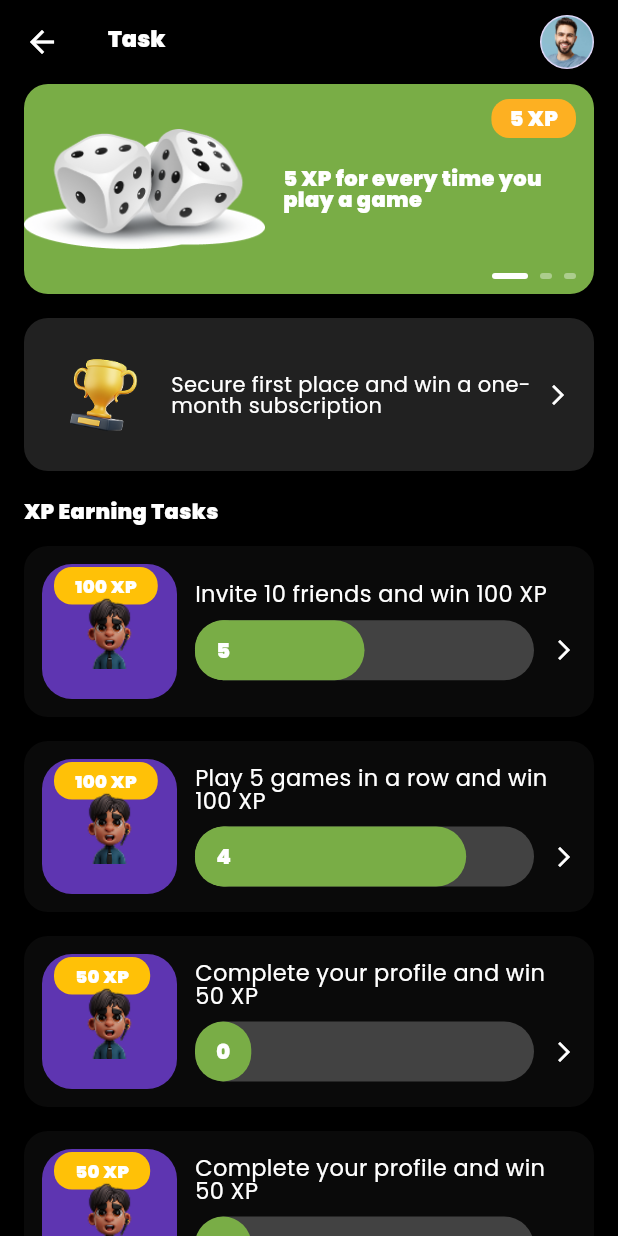
After one commit to Appo-Matrix/Bogo_Latest, a Flutter app: the TaskScreen screen opened by its route, on a phone screen of 412 x 824 dp. The commit adds this screen. Run offline on Flutter 3.47's test engine with Material 3 defaults, Android fonts, the light colour scheme and no system bars; drawn by our look-alikes of smooth_page_indicator; our stand-ins replace barcode_widget, camera, carousel_slider, fl_chart, flutter_svg, go_router and 3 more; missing offline and left inert: country_state_city_picker, dotted_line_flutter.

Commit message:
task screen and reward screen
# Conflicts:
#	lib/core/utils/constants/app_assets.dart

# Conflicts:
#	lib/core/routes/app_routes.dart
#	lib/core/utils/constants/app_assets.dart

```diff
--- a/lib/core/routes/app_routes.dart
+++ b/lib/core/routes/app_routes.dart
@@ -7,6 +7,8 @@ import 'package:bogo_latest/features/dashboard/home/home_screen.dart';
 import 'package:bogo_latest/features/dashboard/home/language/language_screen.dart';
 import 'package:bogo_latest/features/dashboard/item_detail/item_detail_screen.dart';
 import 'package:bogo_latest/features/dashboard/screen/dashboard_screen.dart';
+import 'package:bogo_latest/features/dashboard/task_xp/share_reward_screen.dart';
+import 'package:bogo_latest/features/dashboard/task_xp/task_xp_screen.dart';
 import 'package:bogo_latest/features/ludo_game/profile/friends_info_screen.dart';
 import 'package:bogo_latest/features/ludo_game/profile/game_profile_screen.dart';
 import 'package:bogo_latest/features/onboarding/onboarding_screen.dart';
@@ -182,6 +184,16 @@ class AppRouter {
         pageBuilder: (context, state) =>
             NavigationHelper.slideFromRight(const FilterScreen(), state),
       ),
+      GoRoute(
+        path: '/taskXpScreen',
+        pageBuilder: (context, state) =>
+            NavigationHelper.slideFromRight(const TaskScreen(), state),
+      ),
+      GoRoute(
+        path: '/shareRewardScreen',
+        pageBuilder: (context, state) =>
+            NavigationHelper.slideFromRight(const ShareRewardScreen(), state),
+      ),
     ],
   );
 }
--- a/lib/core/utils/constants/app_assets.dart
+++ b/lib/core/utils/constants/app_assets.dart
@@ -41,6 +41,8 @@ class BImages {
   static const String card = "assets/icons/Card.png";
   static const String edit = "assets/icons/edit.svg";
 
+  static const String message= "assets/icons/Message.png";
+  static const String card= "assets/icons/Card.png";
   static const String authProfileImage = "assets/icons/profile_image.png";
   static const String authBackground = "assets/images/auth.jpg";
   static const String completeScreen = "assets/images/complate-screen.png";
@@ -67,6 +69,7 @@ class BImages {
   // Icons
 
 // Icons
+// Icons
   static const String search = "assets/icons/search.svg";
   static const String clock = "assets/icons/clock.svg";
   static const String read = "assets/icons/read.svg";
@@ -83,6 +86,10 @@ class BImages {
   static const String food = "assets/icons/food.svg";
   static const String back = "assets/icons/back.svg";
   static const String notifications = "assets/icons/notifications.svg";
+  static const String bogoAiGif = "assets/images/ai-bogo.gif";
+  static const String taskImage = "assets/images/task_image.png";
+  static const String rewardImage = "assets/images/reward_image.png";
+  static const String advertistmentImage = "assets/images/advertistment_image.png";
 // Store images
 
 
--- a/lib/core/utils/constants/app_colors.dart
+++ b/lib/core/utils/constants/app_colors.dart
@@ -10,6 +10,7 @@ class BAppColors {
   static const Color googleContainerColor = Color(0xFF5F7EC9);
   static const Color facebookContainarColor = Color(0xFF3F51B2);
   static const Color white = Color(0xFFFFFFFF);
+  static const Color purple1 = Color(0xFF5E35B1);
 
   //light purple
   static const Color lightPurple400 = Color(0xFF673AB3);
--- /dev/null
+++ b/lib/features/dashboard/task_xp/share_reward_screen.dart
@@ -0,0 +1,106 @@
+import 'package:bogo_latest/core/utils/common/common_widgets/primary_button.dart';
+import 'package:bogo_latest/core/utils/constants/app_assets.dart';
+import 'package:bogo_latest/core/utils/constants/app_colors.dart';
+import 'package:bogo_latest/core/utils/constants/app_sizes.dart';
+import 'package:bogo_latest/core/utils/constants/app_styles.dart';
+import 'package:flutter/material.dart';
+
+class ShareRewardScreen extends StatelessWidget {
+  const ShareRewardScreen({super.key});
+
+  @override
+  Widget build(BuildContext context) {
+    final screenHeight = MediaQuery.of(context).size.height;
+
+    return Scaffold(
+      backgroundColor: Colors.black,
+      body: SafeArea(
+        child: SingleChildScrollView(
+          padding: const EdgeInsets.symmetric(horizontal: BSizes.md),
+          child: ConstrainedBox(
+            constraints: BoxConstraints(minHeight: screenHeight),
+            child: IntrinsicHeight(
+              child: Column(
+                crossAxisAlignment: CrossAxisAlignment.center,
+                children: [
+                  /// Top Bar (Back + XP Badge)
+                  Row(
+                    mainAxisAlignment: MainAxisAlignment.spaceBetween,
+                    children: [
+                      /// Back Button
+                      IconButton(
+                        icon: const Icon(Icons.arrow_back, color: BAppColors.white),
+                        onPressed: () => Navigator.pop(context),
+                      ),
+
+                      /// XP Badge
+                      Container(
+                        padding: const EdgeInsets.symmetric(
+                          horizontal: 12,
+                          vertical: 6,
+                        ),
+                        decoration: BoxDecoration(
+                          color: BAppColors.warning400,
+                          borderRadius: BorderRadius.circular(20),
+                        ),
+                        child: Row(
+                          children: [
+                            const Icon(Icons.stars,
+                                color: Colors.white, size: 18),
+                            const SizedBox(width: 6),
+                            Text(
+                              "50 XP",
+                              style: BAppStyles.poppins(
+                                color: BAppColors.white,
+                                fontSize: 14,
+                                weight: FontWeight.w600,
+                              ),
+                            ),
+                          ],
+                        ),
+                      ),
+                    ],
+                  ),
+
+                  const SizedBox(height: 24),
+
+                  /// Banner Image
+                  Container(
+                    margin: const EdgeInsets.symmetric(vertical: 30),
+                    decoration: BoxDecoration(
+                      borderRadius: BorderRadius.circular(16),
+                      color: BAppColors.backGroundColor,
+                    ),
+                    clipBehavior: Clip.hardEdge,
+                    child: Image.asset(
+                      BImages.advertistmentImage,
+                      fit: BoxFit.cover,
+                    ),
+                  ),
+
+                  SizedBox(
+                    height: BSizes.spaceBtwSections,
+                  ),
+
+                  /// Continue Button
+                  PrimaryButton(
+                    height: 92,
+                    width: 336,
+                    borderRadius: 46,
+                    backgroundColor: BAppColors.buttonGreen,
+                    text: 'Continue',
+                    onPressed: () {
+                      // TODO: navigation / share
+                    },
+                  ),
+
+                  const SizedBox(height: 24),
+                ],
+              ),
+            ),
+          ),
+        ),
+      ),
+    );
+  }
+}
--- /dev/null
+++ b/lib/features/dashboard/task_xp/task_xp_screen.dart
@@ -0,0 +1,103 @@
+import 'package:bogo_latest/core/utils/constants/app_colors.dart';
+import 'package:bogo_latest/core/utils/constants/app_sizes.dart';
+import 'package:bogo_latest/core/utils/constants/app_styles.dart';
+import 'package:bogo_latest/features/dashboard/task_xp/widgets/task_app_bar.dart';
+import 'package:bogo_latest/features/dashboard/task_xp/widgets/reward_card.dart';
+import 'package:bogo_latest/features/dashboard/task_xp/widgets/task_reward_card.dart';
+import 'package:bogo_latest/features/dashboard/task_xp/widgets/task_xp_benner.dart';
+import 'package:flutter/material.dart';
+
+class TaskScreen extends StatefulWidget {
+  const TaskScreen({super.key});
+
+  @override
+  State<TaskScreen> createState() => _TaskScreenState();
+}
+
+class _TaskScreenState extends State<TaskScreen> {
+  final PageController _pageController = PageController();
+
+  @override
+  Widget build(BuildContext context) {
+    return Scaffold(
+      backgroundColor: Colors.black,
+      appBar: const TaskAppBar(),
+      body: SingleChildScrollView(
+        padding: const EdgeInsets.symmetric(horizontal: BSizes.md),
+        child: Column(
+          crossAxisAlignment: CrossAxisAlignment.start,
+          children: [
+            XPBanner(pageController: _pageController),
+            const SizedBox(height: 16),
+            const RewardCard(),
+            const SizedBox(height: 20),
+            Text(
+              "XP Earning Tasks",
+              style: BAppStyles.poppins(
+                color: BAppColors.white,
+                fontSize: 14,
+                weight: FontWeight.w600,
+              ),
+            ),
+            const SizedBox(height: 8),
+
+            /// Example Task List
+            Column(
+              children: const [
+                TaskRewardCard(
+                  xp: 100,
+                  title: "Invite 10 friends and win 100 XP",
+                  progress: 5,
+                  total: 10,
+                  image: "assets/images/friends.png",
+                ),
+                TaskRewardCard(
+                  xp: 100,
+                  title: "Play 5 games in a row and win 100 XP",
+                  progress: 4,
+                  total: 5,
+                  image: "assets/images/friends.png",
+                ),
+                TaskRewardCard(
+                  xp: 50,
+                  title: "Complete your profile and win 50 XP",
+                  progress: 0,
+                  total: 1,
+                  image: "assets/images/friends.png",
+                ),
+                TaskRewardCard(
+                  xp: 50,
+                  title: "Complete your profile and win 50 XP",
+                  progress: 0,
+                  total: 1,
+                  image: "assets/images/friends.png",
+                ),
+                TaskRewardCard(
+                  xp: 50,
+                  title: "Complete your profile and win 50 XP",
+                  progress: 0,
+                  total: 1,
+                  image: "assets/images/friends.png",
+                ),
+                TaskRewardCard(
+                  xp: 50,
+                  title: "Complete your profile and win 50 XP",
+                  progress: 0,
+                  total: 1,
+                  image: "assets/images/friends.png",
+                ),
+                TaskRewardCard(
+                  xp: 50,
+                  title: "Complete your profile and win 50 XP",
+                  progress: 0,
+                  total: 1,
+                  image: "assets/images/friends.png",
+                ),
+              ],
+            )
+          ],
+        ),
+      ),
+    );
+  }
+}
--- /dev/null
+++ b/lib/features/dashboard/task_xp/widgets/reward_card.dart
@@ -0,0 +1,38 @@
+import 'package:bogo_latest/core/utils/constants/app_assets.dart';
+import 'package:bogo_latest/core/utils/constants/app_colors.dart';
+import 'package:bogo_latest/core/utils/constants/app_styles.dart';
+import 'package:flutter/material.dart';
+
+class RewardCard extends StatelessWidget {
+  const RewardCard({super.key});
+
+  @override
+  Widget build(BuildContext context) {
+    return Container(
+      padding: const EdgeInsets.all(16),
+      decoration: BoxDecoration(
+        color: Colors.grey.shade900,
+        borderRadius: BorderRadius.circular(16),
+      ),
+      child: Row(
+        children: [
+          Image.asset(BImages.rewardImage, height: 70),
+          const SizedBox(width: 12),
+          Expanded(
+            child: Text(
+              "Secure first place and win a one-month subscription",
+              style: BAppStyles.poppins(
+                color: BAppColors.white,
+                fontSize: 14,
+                weight: FontWeight.w400,
+              ),
+            ),
+          ),
+          const SizedBox(width: 6),
+          const Icon(Icons.arrow_forward_ios,
+              color: Colors.white, size: 16),
+        ],
+      ),
+    );
+  }
+}
--- /dev/null
+++ b/lib/features/dashboard/task_xp/widgets/task_app_bar.dart
@@ -0,0 +1,41 @@
+import 'package:bogo_latest/core/utils/constants/app_assets.dart';
+import 'package:bogo_latest/core/utils/constants/app_colors.dart';
+import 'package:bogo_latest/core/utils/constants/app_styles.dart';
+import 'package:flutter/material.dart';
+
+class TaskAppBar extends StatelessWidget implements PreferredSizeWidget {
+  const TaskAppBar({super.key});
+
+  @override
+  Widget build(BuildContext context) {
+    return AppBar(
+      backgroundColor: Colors.black,
+      elevation: 0,
+      centerTitle: false,
+      leading: IconButton(
+        icon: const Icon(Icons.arrow_back, color: Colors.white),
+        onPressed: () => Navigator.pop(context),
+      ),
+      title: Text(
+        "Task",
+        style: BAppStyles.poppins(
+          color: BAppColors.white,
+          fontSize: 15,
+          weight: FontWeight.w600,
+        ),
+      ),
+      actions: [
+        Padding(
+          padding: const EdgeInsets.only(right: 16),
+          child: CircleAvatar(
+            radius: 18,
+            backgroundImage: AssetImage(BImages.profile),
+          ),
+        ),
+      ],
+    );
+  }
+
+  @override
+  Size get preferredSize => const Size.fromHeight(kToolbarHeight);
+}
--- /dev/null
+++ b/lib/features/dashboard/task_xp/widgets/task_reward_card.dart
@@ -0,0 +1,172 @@
+
+
+
+import 'package:bogo_latest/core/utils/constants/app_assets.dart';
+import 'package:bogo_latest/core/utils/constants/app_colors.dart';
+import 'package:bogo_latest/core/utils/constants/app_styles.dart';
+import 'package:flutter/material.dart';
+
+class TaskRewardCard extends StatelessWidget {
+  final int xp;
+  final String title;
+  final int progress;
+  final int total;
+  final String image;
+
+  const TaskRewardCard({
+    super.key,
+    required this.xp,
+    required this.title,
+    required this.progress,
+    required this.total,
+    required this.image,
+  });
+
+  @override
+  Widget build(BuildContext context) {
+    double progressValue = progress / total;
+
+    return Container(
+      margin: const EdgeInsets.symmetric(vertical: 8),
+      padding: const EdgeInsets.all(12),
+      decoration: BoxDecoration(
+        color: BAppColors.black1000,
+        borderRadius: BorderRadius.circular(16),
+      ),
+      child: Row(
+        children: [
+          /// Left side (XP Badge + Image)
+          Container(
+            width: 90,
+            height: 90,
+            decoration: BoxDecoration(
+              color: BAppColors.purple1,
+              borderRadius: BorderRadius.circular(20),
+            ),
+            child: Stack(
+              children: [
+                /// XP Badge
+                Positioned(
+                  top: 2,
+                  left: 8,
+                  child: Container(
+                    padding:
+                    const EdgeInsets.symmetric(horizontal: 14, vertical: 4),
+                    decoration: BoxDecoration(
+                      color: Colors.amber,
+                      borderRadius: BorderRadius.circular(12),
+                    ),
+                    child: Text(
+                      "$xp XP",
+                      style: const TextStyle(
+                        color: Colors.white,
+                        fontSize: 12,
+                        fontWeight: FontWeight.bold,
+                      ),
+                    ),
+                  ),
+                ),
+
+                /// Image
+                Center(
+                  child: Image.asset(
+                    BImages.user3d,
+                    height: 50,
+                  ),
+                ),
+              ],
+            ),
+          ),
+
+          const SizedBox(width: 12),
+
+          /// Right side (Title + Progress)
+          Expanded(
+            child: Stack(
+              children: [
+                /// Title + Progress bar (aligned to left/top)
+                Column(
+                  crossAxisAlignment: CrossAxisAlignment.start,
+                  children: [
+                    Text(
+                      title,
+                      style: BAppStyles.poppins(
+                        color: BAppColors.white,
+                        fontSize: 15,
+                        weight: FontWeight.w400,
+                      ),
+                    ),
+                    const SizedBox(height: 10),
+                    Row(
+                      children: [
+                        /// Progress bar with number
+                        Expanded(
+                          child: Stack(
+                            children: [
+                              Container(
+                                height: 40,
+                                decoration: BoxDecoration(
+                                  color: Colors.grey[800],
+                                  borderRadius: BorderRadius.circular(20),
+                                ),
+                              ),
+                              LayoutBuilder(
+                                builder: (context, constraints) {
+                                  double width =
+                                      constraints.maxWidth * progressValue;
+                                  return AnimatedContainer(
+                                    duration: const Duration(milliseconds: 300),
+                                    width: width,
+                                    height: 40,
+                                    decoration: BoxDecoration(
+                                      color: BAppColors.backGroundColor,
+                                      borderRadius: BorderRadius.circular(20),
+                                    ),
+                                  );
+                                },
+                              ),
+                              Positioned(
+                                left: 0,
+                                child: Container(
+                                  height: 40,
+                                  padding: const EdgeInsets.symmetric(
+                                      horizontal: 14),
+                                  alignment: Alignment.center,
+                                  decoration: BoxDecoration(
+                                    color: BAppColors.backGroundColor,
+                                    borderRadius: BorderRadius.circular(20),
+                                  ),
+                                  child: Text(
+                                    "$progress",
+                                    style: const TextStyle(
+                                      color: Colors.white,
+                                      fontWeight: FontWeight.bold,
+                                    ),
+                                  ),
+                                ),
+                              ),
+                            ],
+                          ),
+                        ),
+
+                        const SizedBox(width: 12),
+                        // 👈 space between bar & arrow
+
+                        /// Arrow
+                        const Icon(
+                          Icons.arrow_forward_ios,
+                          color: Colors.white,
+                          size: 16,
+                        ),
+                      ],
+                    ),
+                  ],
+                )
+              ],
+            ),
+          ),
+        ],
+      ),
+    );
+  }
+}
--- /dev/null
+++ b/lib/features/dashboard/task_xp/widgets/task_xp_benner.dart
@@ -0,0 +1,106 @@
+import 'package:bogo_latest/core/utils/constants/app_assets.dart';
+import 'package:bogo_latest/core/utils/constants/app_colors.dart';
+import 'package:bogo_latest/core/utils/constants/app_styles.dart';
+import 'package:flutter/material.dart';
+import 'package:smooth_page_indicator/smooth_page_indicator.dart';
+
+class XPBanner extends StatelessWidget {
+  final PageController pageController;
+  const XPBanner({super.key, required this.pageController});
+
+  @override
+  Widget build(BuildContext context) {
+    return Container(
+      height: 140,
+      decoration: BoxDecoration(
+        color: BAppColors.backGroundColor,
+        borderRadius: BorderRadius.circular(16),
+      ),
+      child: Stack(
+        children: [
+          PageView(
+            controller: pageController,
+            children: const [
+              XPBannerSlide(
+                image: BImages.taskImage,
+                text: "5 XP for every time you play a game",
+              ),
+              XPBannerSlide(
+                image: BImages.taskImage,
+                text: "Earn rewards by completing tasks",
+              ),
+              XPBannerSlide(
+                image: BImages.taskImage,
+                text: "Earn rewards by completing tasks",
+              ),
+            ],
+          ),
+
+          /// XP Badge
+          Positioned(
+            top: 10,
+            right: 12,
+            child: Container(
+              padding:
+              const EdgeInsets.symmetric(horizontal: 12, vertical: 6),
+              decoration: BoxDecoration(
+                color: BAppColors.warning400,
+                borderRadius: BorderRadius.circular(12),
+              ),
+              child: Text(
+                "5 XP",
+                style: BAppStyles.poppins(
+                  color: BAppColors.white,
+                  fontSize: 14,
+                  weight: FontWeight.w600,
+                ),
+              ),
+            ),
+          ),
+
+          /// Page Indicator
+          Positioned(
+            bottom: 10,
+            right: 12,
+            child: SmoothPageIndicator(
+              controller: pageController,
+              count: 3,
+              effect: const ExpandingDotsEffect(
+                dotHeight: 4,
+                dotWidth: 8,
+                activeDotColor: Colors.white,
+                dotColor: Colors.white38,
+              ),
+            ),
+          ),
+        ],
+      ),
+    );
+  }
+}
+
+class XPBannerSlide extends StatelessWidget {
+  final String image;
+  final String text;
+  const XPBannerSlide({super.key, required this.image, required this.text});
+
+  @override
+  Widget build(BuildContext context) {
+    return Row(
+      children: [
+        Image.asset(image, height: 80),
+        const SizedBox(width: 12),
+        Expanded(
+          child: Text(
+            text,
+            style: BAppStyles.poppins(
+              color: BAppColors.white,
+              fontSize: 14,
+              weight: FontWeight.w600,
+            ),
+          ),
+        ),
+      ],
+    );
+  }
+}
--- a/lib/features/setting/screen/setting_screen.dart
+++ b/lib/features/setting/screen/setting_screen.dart
@@ -183,7 +183,9 @@ class _SettingScreenState extends State<SettingScreen> {
                     BogoMenuItem(
                       icon: Icons.power_settings_new_rounded,
                       title: "Sign Out",
-                      onTap: () {},
+                      onTap: () {
+                        context.push('/shareRewardScreen');
+                      },
                     ),
                   ],
                 ],
```
Also changed, not shown: assets/images/advertistment_image.png (added), assets/images/reward_image.png (added), assets/images/task_image.png (added), pubspec.lock.
